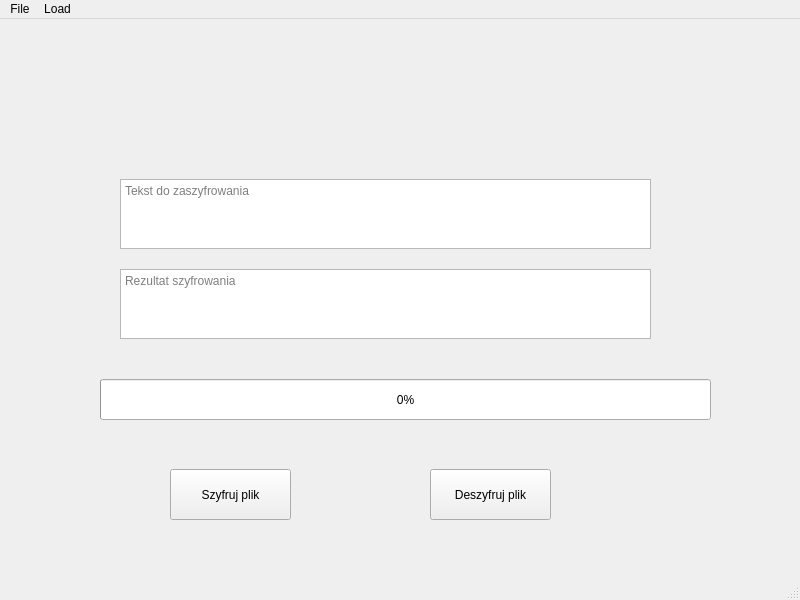
Above: main.ui from dcPTR/AES-encryption before the change. Below: the same form after it.
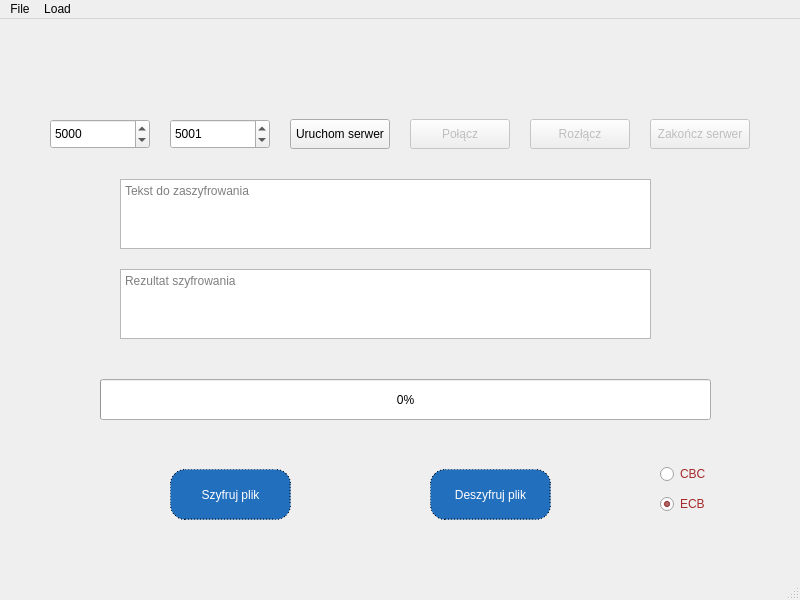
That is the form after the change.

Commit message: cipher mode switch, changes in ui file, keep the extension (raw version)

Patch:
```diff
--- a/main.ui
+++ b/main.ui
@@ -11,7 +11,10 @@
    </rect>
   </property>
   <property name="windowTitle">
-   <string>MainWindow</string>
+   <string>Aplikacja szyfrująca</string>
+  </property>
+  <property name="styleSheet">
+   <string notr="true"/>
   </property>
   <widget class="QWidget" name="centralwidget">
    <widget class="QPushButton" name="cipherButton">
@@ -23,6 +26,12 @@
       <height>51</height>
      </rect>
     </property>
+    <property name="cursor">
+     <cursorShape>PointingHandCursor</cursorShape>
+    </property>
+    <property name="styleSheet">
+     <string notr="true">border: 1px dotted; border-radius: 15px; color: #fff; background: #226fbe;</string>
+    </property>
     <property name="text">
      <string>Szyfruj plik</string>
     </property>
@@ -84,10 +93,180 @@
       <height>51</height>
      </rect>
     </property>
+    <property name="cursor">
+     <cursorShape>PointingHandCursor</cursorShape>
+    </property>
+    <property name="styleSheet">
+     <string notr="true">border: 1px dotted; border-radius: 15px; color: #fff; background: #226fbe;</string>
+    </property>
     <property name="text">
      <string>Deszyfruj plik</string>
     </property>
    </widget>
+   <widget class="QPushButton" name="stopServerButton">
+    <property name="enabled">
+     <bool>false</bool>
+    </property>
+    <property name="geometry">
+     <rect>
+      <x>650</x>
+      <y>100</y>
+      <width>100</width>
+      <height>30</height>
+     </rect>
+    </property>
+    <property name="cursor">
+     <cursorShape>PointingHandCursor</cursorShape>
+    </property>
+    <property name="text">
+     <string>Zakończ serwer</string>
+    </property>
+   </widget>
+   <widget class="QPushButton" name="runServerButton">
+    <property name="geometry">
+     <rect>
+      <x>290</x>
+      <y>100</y>
+      <width>100</width>
+      <height>30</height>
+     </rect>
+    </property>
+    <property name="cursor">
+     <cursorShape>PointingHandCursor</cursorShape>
+    </property>
+    <property name="text">
+     <string>Uruchom serwer</string>
+    </property>
+   </widget>
+   <widget class="QPushButton" name="connectButton">
+    <property name="enabled">
+     <bool>false</bool>
+    </property>
+    <property name="geometry">
+     <rect>
+      <x>410</x>
+      <y>100</y>
+      <width>100</width>
+      <height>30</height>
+     </rect>
+    </property>
+    <property name="cursor">
+     <cursorShape>PointingHandCursor</cursorShape>
+    </property>
+    <property name="text">
+     <string>Połącz</string>
+    </property>
+   </widget>
+   <widget class="QPushButton" name="disconnectButton">
+    <property name="enabled">
+     <bool>false</bool>
+    </property>
+    <property name="geometry">
+     <rect>
+      <x>530</x>
+      <y>100</y>
+      <width>100</width>
+      <height>30</height>
+     </rect>
+    </property>
+    <property name="cursor">
+     <cursorShape>PointingHandCursor</cursorShape>
+    </property>
+    <property name="text">
+     <string>Rozłącz</string>
+    </property>
+   </widget>
+   <widget class="QSpinBox" name="serverPort">
+    <property name="geometry">
+     <rect>
+      <x>50</x>
+      <y>100</y>
+      <width>100</width>
+      <height>30</height>
+     </rect>
+    </property>
+    <property name="toolTip">
+     <string>Server port</string>
+    </property>
+    <property name="minimum">
+     <number>1024</number>
+    </property>
+    <property name="maximum">
+     <number>10000</number>
+    </property>
+    <property name="value">
+     <number>5000</number>
+    </property>
+   </widget>
+   <widget class="QSpinBox" name="clientPort">
+    <property name="geometry">
+     <rect>
+      <x>170</x>
+      <y>100</y>
+      <width>100</width>
+      <height>30</height>
+     </rect>
+    </property>
+    <property name="toolTip">
+     <string>Client port</string>
+    </property>
+    <property name="minimum">
+     <number>1024</number>
+    </property>
+    <property name="maximum">
+     <number>10000</number>
+    </property>
+    <property name="value">
+     <number>5001</number>
+    </property>
+   </widget>
+   <widget class="QRadioButton" name="cipherModeCBC">
+    <property name="geometry">
+     <rect>
+      <x>660</x>
+      <y>440</y>
+      <width>100</width>
+      <height>30</height>
+     </rect>
+    </property>
+    <property name="cursor">
+     <cursorShape>PointingHandCursor</cursorShape>
+    </property>
+    <property name="styleSheet">
+     <string notr="true">color: brown;</string>
+    </property>
+    <property name="text">
+     <string>CBC</string>
+    </property>
+    <property name="checked">
+     <bool>false</bool>
+    </property>
+   </widget>
+   <widget class="QRadioButton" name="cipherModeECB">
+    <property name="geometry">
+     <rect>
+      <x>660</x>
+      <y>470</y>
+      <width>100</width>
+      <height>30</height>
+     </rect>
+    </property>
+    <property name="cursor">
+     <cursorShape>PointingHandCursor</cursorShape>
+    </property>
+    <property name="autoFillBackground">
+     <bool>false</bool>
+    </property>
+    <property name="styleSheet">
+     <string notr="true">color: brown;</string>
+    </property>
+    <property name="text">
+     <string>ECB</string>
+    </property>
+    <property name="checked">
+     <bool>true</bool>
+    </property>
+   </widget>
   </widget>
   <widget class="QMenuBar" name="menubar">
    <property name="geometry">
```
The commit also changes 3 other files.
